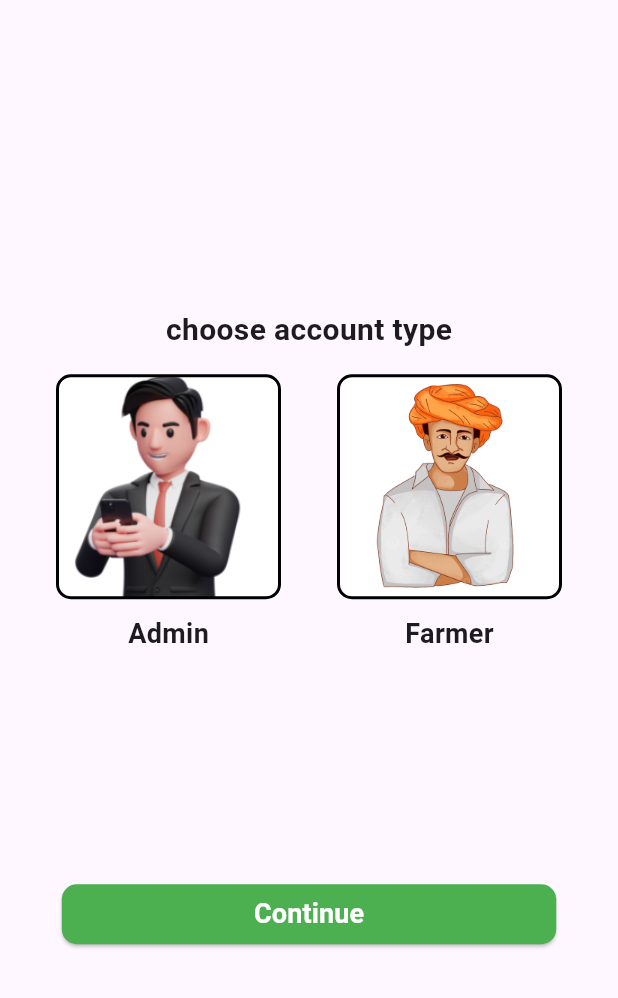
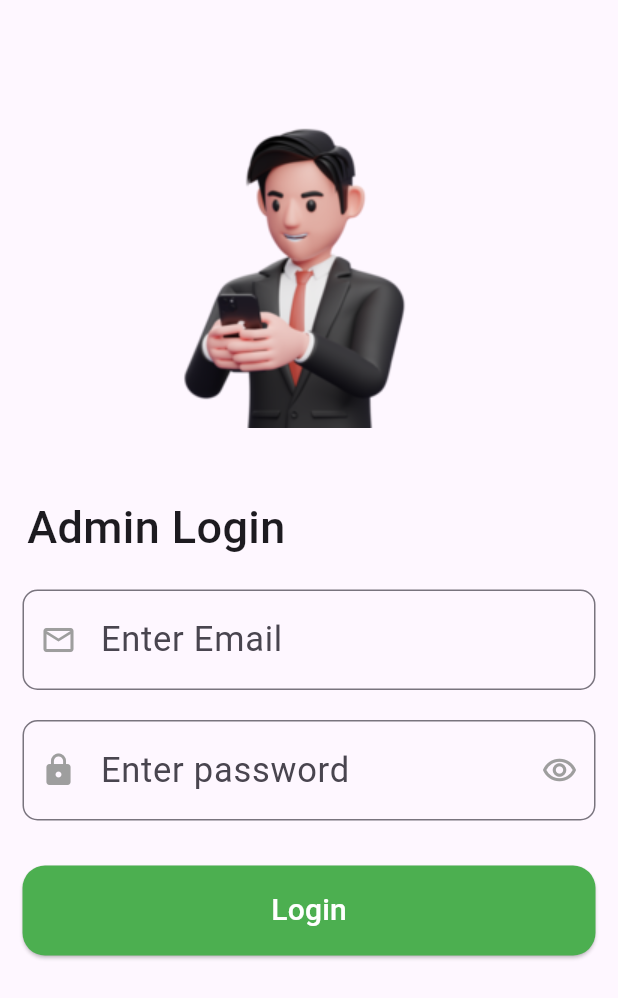
Before and after one commit to VD-Mahajan/Flutter_Collab, a Flutter app: the screen it shows after launch, after a tap on "Continue", on a phone screen of 412 x 824 dp. Shown: the top 998 px of the screen. Run offline on Flutter 3.47's test engine with Material 3 defaults, Android fonts, the phone set to English and light mode, and no system bars; our stand-ins replace cloud_firestore, firebase_auth, firebase_core, google_nav_bar; accounts and stored records are empty.

Commit message:
email verification added

```diff
--- a/my_agri_app/lib/login_module/Wrapper.dart
+++ b/my_agri_app/lib/login_module/Wrapper.dart
@@ -1,6 +1,8 @@
 import 'package:firebase_auth/firebase_auth.dart';
 import 'package:flutter/material.dart';
-import 'package:my_agri_app/login_module/login_page.dart';
+import 'package:my_agri_app/login_module/verify_user.dart';
+import 'package:my_agri_app/select_type.dart';
+// import 'package:my_agri_app/login_module/user_login_page.dart';
 import 'package:my_agri_app/main_app/bottomnavigationbar.dart';
 
 class Wrapper extends StatefulWidget {
@@ -19,9 +21,13 @@ class _WrapperState extends State<Wrapper> {
         stream: FirebaseAuth.instance.authStateChanges(),
         builder: (context, snapshot) {
           if (snapshot.hasData) {
-            return const BottomNavBarWrapper();
+            if (FirebaseAuth.instance.currentUser!.emailVerified) {
+              return const BottomNavBarWrapper();
+            } else {
+              return const VerifyUser();
+            }
           } else {
-            return const LoginPage();
+            return const SelectType();
           }
         });
   }
--- /dev/null
+++ b/my_agri_app/lib/login_module/admin_login.dart
@@ -0,0 +1,273 @@
+// import 'dart:async';
+
+import 'package:firebase_auth/firebase_auth.dart';
+// import 'package:firebase_core/firebase_core.dart';
+import 'package:flutter/gestures.dart';
+import 'package:flutter/material.dart';
+import 'package:my_agri_app/login_module/user_register.dart';
+
+import 'adminDashBoard.dart';
+// import 'package:my_agri_app/main_app/home.dart';
+
+// import '../main_app/bottomnavigationbar.dart';
+
+class AdminLoginPage extends StatefulWidget {
+  const AdminLoginPage({super.key});
+
+  @override
+  State<AdminLoginPage> createState() => _LoginPageState();
+}
+
+class _LoginPageState extends State<AdminLoginPage> {
+  //CONTROLLERS
+  final TextEditingController _emailController = TextEditingController();
+  final TextEditingController _passwordController = TextEditingController();
+
+  //GLOBALKEYS
+  final GlobalKey<FormState> _formKey = GlobalKey<FormState>();
+
+  bool validated = false;
+  bool showPassword = true;
+
+  void changeIcon() {
+    setState(() {
+      showPassword = !showPassword;
+    });
+  }
+
+  @override
+  void initState() {
+    super.initState();
+    _emailController.addListener(() {});
+    _passwordController.addListener(() {});
+  }
+
+  signIn(String username, String password) {
+    if (username == 'Vishal' && password == 'Mahajan') {
+      Navigator.pushReplacement(context, MaterialPageRoute(builder: (context) {
+        return const AdminDashBoard();
+      }));
+    }
+  }
+
+  @override
+  Widget build(BuildContext context) {
+    return Scaffold(
+      body: SingleChildScrollView(
+        child: Form(
+          key: _formKey,
+          child: Column(
+            children: [
+              const SizedBox(
+                height: 50,
+              ),
+              SizedBox(
+                child: Image.asset(
+                  'assets/admin.png',
+                  height: 270,
+                ),
+              ),
+              const SizedBox(
+                height: 10,
+              ),
+              const Row(
+                children: [
+                  Padding(
+                    padding: EdgeInsets.only(left: 18),
+                    child: Text(
+                      'Admin Login',
+                      style: TextStyle(
+                        fontSize: 30,
+                        fontWeight: FontWeight.w500,
+                      ),
+                    ),
+                  ),
+                ],
+              ),
+              const SizedBox(
+                height: 20,
+              ),
+              Padding(
+                padding: const EdgeInsets.symmetric(
+                  horizontal: 15,
+                ),
+                child: TextFormField(
+                  controller: _emailController,
+                  maxLines: null,
+                  textAlignVertical: TextAlignVertical.center,
+                  decoration: InputDecoration(
+                    prefixIcon: const Icon(
+                      Icons.email_outlined,
+                      color: Colors.grey,
+                    ),
+                    label: const Text(
+                      "Enter Email",
+                      style: TextStyle(
+                        // color: Colors.grey,
+                        fontSize: 23,
+                        fontWeight: FontWeight.normal,
+                      ),
+                    ),
+                    // hintText: 'Enter Email',
+                    border: OutlineInputBorder(
+                      borderRadius: BorderRadius.circular(10),
+                    ),
+                    hintStyle: const TextStyle(
+                      // color: Colors.grey,
+                      fontSize: 23,
+                      fontWeight: FontWeight.normal,
+                    ),
+                  ),
+                  style: const TextStyle(
+                    fontSize: 23,
+                    fontWeight: FontWeight.normal,
+                  ),
+                  validator: (value) {
+                    if (value == null || value.trim().isEmpty) {
+                      return "Enter username";
+                    } else {
+                      return null;
+                    }
+                  },
+                ),
+              ),
+              const SizedBox(
+                height: 20,
+              ),
+              Padding(
+                padding: const EdgeInsets.symmetric(
+                  horizontal: 15,
+                ),
+                child: TextFormField(
+                  obscureText: true,
+                  obscuringCharacter: '*',
+                  controller: _passwordController,
+                  textAlignVertical: TextAlignVertical.center,
+                  decoration: InputDecoration(
+                    prefixIcon: const Icon(
+                      Icons.lock,
+                      color: Colors.grey,
+                    ),
+                    suffixIcon: const Icon(
+                      Icons.remove_red_eye_outlined,
+                      color: Colors.grey,
+                    ),
+                    label: const Text(
+                      "Enter password",
+                      style: TextStyle(
+                        // color: Colors.grey,
+                        fontSize: 23,
+                        fontWeight: FontWeight.normal,
+                      ),
+                    ),
+                    // hintText: 'Enter password',
+                    border: OutlineInputBorder(
+                      borderRadius: BorderRadius.circular(10),
+                    ),
+                    hintStyle: const TextStyle(
+                      // color: Colors.grey,
+                      fontSize: 23,
+                      fontWeight: FontWeight.normal,
+                    ),
+                  ),
+                  style: const TextStyle(
+                    fontSize: 23,
+                    fontWeight: FontWeight.normal,
+                  ),
+                  validator: (value) {
+                    if (value == null || value.trim().isEmpty) {
+                      return "Enter password";
+                    } else if (value.length < 6) {
+                      return "Password length must be 6";
+                    } else {
+                      return null;
+                    }
+                  },
+                ),
+              ),
+              const SizedBox(
+                height: 30,
+              ),
+              Padding(
+                padding: const EdgeInsets.symmetric(
+                  horizontal: 15,
+                ),
+                child: SizedBox(
+                  height: 60,
+                  width: double.infinity,
+                  child: ElevatedButton(
+                    style: ElevatedButton.styleFrom(
+                      backgroundColor: Colors.green,
+                      foregroundColor: Colors.white,
+                      shape: RoundedRectangleBorder(
+                        borderRadius: BorderRadius.circular(15),
+                      ),
+                    ),
+                    onPressed: () async {
+                      validated = _formKey.currentState!.validate();
+
+                      if (validated) {
+                        signIn(_emailController.text, _passwordController.text);
+                      } else {
+                        ScaffoldMessenger.of(context).showSnackBar(
+                          const SnackBar(
+                            content: Text("Invalid Data"),
+                            duration: Duration(seconds: 1),
+                          ),
+                        );
+                      }
+                    },
+                    child: const Text(
+                      'Login',
+                      style: TextStyle(
+                        fontSize: 20,
+                        color: Colors.white,
+                      ),
+                    ),
+                  ),
+                ),
+              ),
+              const SizedBox(
+                height: 30,
+              ),
+              // Center(
+              //   child: RichText(
+              //     text: TextSpan(
+              //       text: '----------- Create new account?  ',
+              //       style: const TextStyle(
+              //           color: Colors.grey, fontWeight: FontWeight.bold),
+              //       children: [
+              //         TextSpan(
+              //           text: 'Sign up',
+              //           style: const TextStyle(
+              //             color: Colors
+              //                 .blue, // Customize the color of the hyperlink
+              //             decoration: TextDecoration
+              //                 .underline, // Add underline to simulate hyperlink
+              //           ),
+              //           recognizer: TapGestureRecognizer()
+              //             ..onTap = () {
+              //               Navigator.push(
+              //                 context,
+              //                 MaterialPageRoute(
+              //                   builder: (context) => const Register(),
+              //                 ),
+              //               );
+              //             },
+              //         ),
+              //         const TextSpan(
+              //           text: ' ----------',
+              //           style: TextStyle(
+              //               color: Colors.grey, fontWeight: FontWeight.bold),
+              //         ),
+              //       ],
+              //     ),
+              //   ),
+              // ),
+            ],
+          ),
+        ),
+      ),
+    );
+  }
+}
--- a/my_agri_app/lib/login_module/register.dart
+++ b/my_agri_app/lib/login_module/user_register.dart
@@ -2,8 +2,7 @@ import 'package:cloud_firestore/cloud_firestore.dart';
 import 'package:firebase_auth/firebase_auth.dart';
 // import 'package:flutter/gestures.dart';
 import 'package:flutter/material.dart';
-import 'package:flutter/widgets.dart';
-import 'package:my_agri_app/personal_details/profile.dart';
+import 'package:my_agri_app/personal_details/personal_details.dart';
 
 class Register extends StatefulWidget {
   const Register({super.key});
--- a/my_agri_app/lib/main.dart
+++ b/my_agri_app/lib/main.dart
@@ -1,19 +1,22 @@
 import 'package:firebase_core/firebase_core.dart';
 import 'package:flutter/material.dart';
 import 'package:my_agri_app/firebase_options.dart';
-import 'package:my_agri_app/firstscreen.dart';
-import 'package:my_agri_app/login_module/Wrapper.dart';
+// import 'package:my_agri_app/select_type.dart';
+// import 'package:my_agri_app/login_module/Wrapper.dart';
 import 'package:my_agri_app/homepage/cultivation_tips.dart';
 import 'package:my_agri_app/homepage/feritizer.dart';
+import 'package:my_agri_app/login_module/user_login_page.dart';
+import 'package:my_agri_app/login_module/verify_user.dart';
 import 'package:my_agri_app/main_app/home.dart';
 import 'package:my_agri_app/homepage/seeds_information.dart';
 import 'package:my_agri_app/homepage/weather_report.dart';
 // import 'package:my_agri_app/homepage/weather_report.dart';
 import 'package:my_agri_app/main_app/marketplace.dart';
-import 'package:my_agri_app/personal_details/profile.dart';
+import 'package:my_agri_app/personal_details/personal_details.dart';
 import 'package:my_agri_app/splash_screen.dart';
 
 import 'homepage/crop_disease.dart';
+import 'login_module/admin_login.dart';
 
 // import 'main_app/bottomnavigationbar.dart';
 
@@ -35,9 +38,8 @@ class MainPage extends StatelessWidget {
       initialRoute: '/',
       routes: {
         // '/':(context)=>const CropDisease(),
-        '/': (context) => const SelectType(),
-        // '/': (context) => const SplashScreen(),
-        // '/': (context) => const PersonalDetails(),
+        '/': (context) => const SplashScreen(),
+        // '/': (context) => const VerifyUser(),
         '/profile': (context) => const PersonalDetails(),
         '/homepage': (context) => const HomePage(),
         '/market': (context) => const MarketPlace(),
@@ -46,6 +48,8 @@ class MainPage extends StatelessWidget {
         '/fertilizer': (context) => const FertilizerInformation(),
         '/cultivationtips': (context) => const CultivationTips(),
         '/cropdisease': (context) => const CropDisease(),
+        '/admin_login': (context) => const AdminLoginPage(),
+        '/user_login': (context) => const LoginPage(),
       },
     );
   }
--- a/my_agri_app/lib/personal_details/profile.dart
+++ b/my_agri_app/lib/personal_details/personal_details.dart
@@ -2,9 +2,11 @@ import 'package:cloud_firestore/cloud_firestore.dart';
 // import 'package:firebase_auth/firebase_auth.dart';
 // import 'package:firebase_core/firebase_core.dart';
 import 'package:flutter/material.dart';
+// import 'package:my_agri_app/login_module/Wrapper.dart';
+import 'package:my_agri_app/login_module/user_login_page.dart';
 // import 'package:my_agri_app/main_app/home.dart';
 
-import '../main_app/bottomnavigationbar.dart';
+// import '../main_app/bottomnavigationbar.dart';
 
 class PersonalDetails extends StatefulWidget {
   const PersonalDetails({super.key});
@@ -48,7 +50,7 @@ class _PersonalDetailsState extends State<PersonalDetails> {
       // Navigator.pushNamed(context, '/homepage');
       Navigator.of(context).pushReplacement(
         MaterialPageRoute(
-          builder: (context) => const BottomNavBarWrapper(),
+          builder: (context) => const LoginPage(),
         ),
       );
       // print('Data inserted successfully');
--- a/my_agri_app/lib/firstscreen.dart
+++ b/my_agri_app/lib/select_type.dart
@@ -1,6 +1,4 @@
-import 'package:flutter/cupertino.dart';
 import 'package:flutter/material.dart';
-import 'package:flutter/widgets.dart';
 
 class SelectType extends StatefulWidget {
   const SelectType({super.key});
@@ -126,7 +124,13 @@ class _SelectTypeState extends State<SelectType> {
             SizedBox(
               width: MediaQuery.of(context).size.width * 0.8,
               child: ElevatedButton(
-                onPressed: () {},
+                onPressed: () {
+                  if (selected == 'farmer') {
+                    Navigator.pushNamed(context, '/user_login');
+                  } else {
+                    Navigator.pushNamed(context, '/admin_login');
+                  }
+                },
                 style: ElevatedButton.styleFrom(
                   shape: RoundedRectangleBorder(
                     borderRadius: BorderRadius.circular(10),
```
Also changed, not shown: my_agri_app/lib/login_module/adminDashBoard.dart (added, +19 -0 lines), my_agri_app/lib/login_module/user_login_page.dart (renamed from my_agri_app/lib/login_module/login_page.dart, +21 -5 lines), my_agri_app/lib/login_module/verify_user.dart (added, +97 -0 lines), my_agri_app/lib/main_app/profile.dart (+6 -4 lines).
